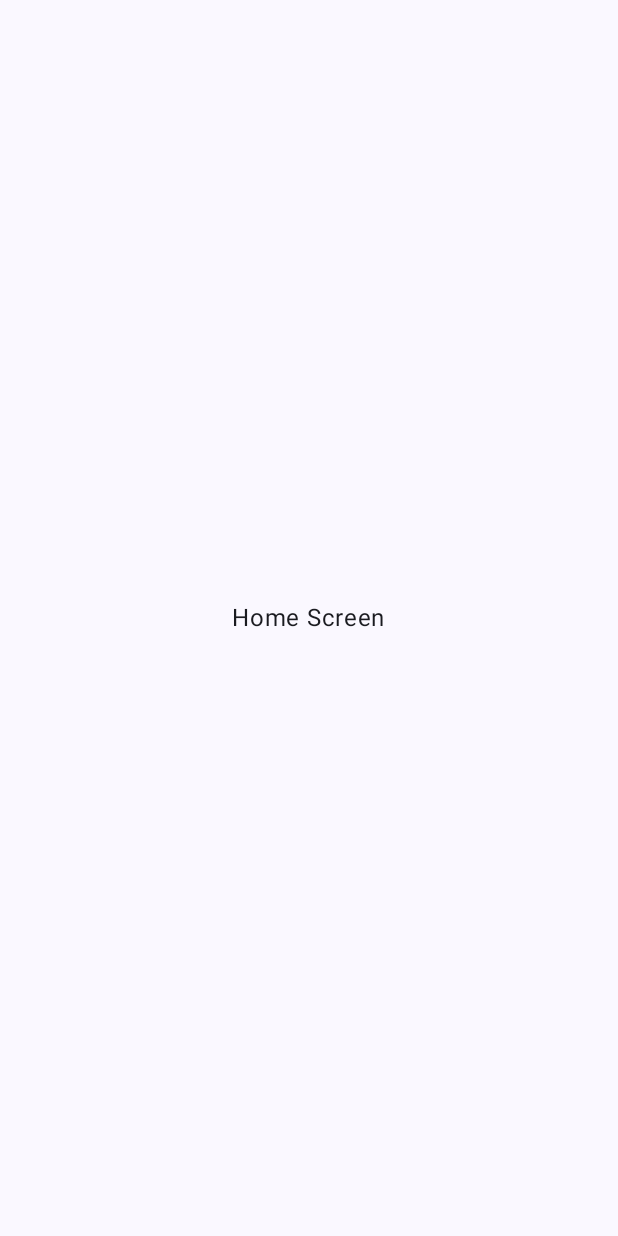
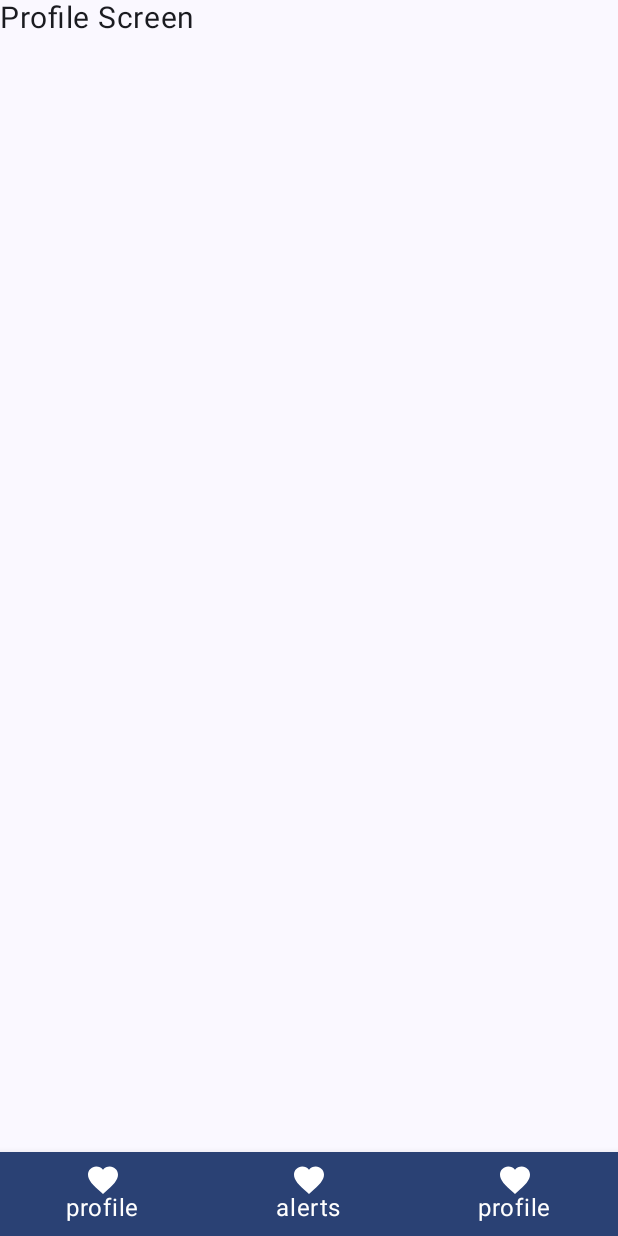
Before and after one commit to OscarEscamilla/SOSButtonApp, an Android app built with Jetpack Compose: the HomeScreen screen opened through its navigation route, on a phone screen of 412 x 824 dp. Before the commit the screen is almost empty. Run offline under Robolectric (Android 15) with nearby library versions, the phone set to English and light mode, and no system bars.

Commit message:
add: msterial2 navigation bar

```diff
--- a/app/build.gradle.kts
+++ b/app/build.gradle.kts
@@ -69,4 +69,5 @@ dependencies {
     debugImplementation("androidx.compose.ui:ui-test-manifest")
 
     implementation("androidx.navigation:navigation-compose:$nav_version")
+    implementation("androidx.compose.material:material:1.5.4")
 }
--- a/app/src/main/java/com/racso/sosbutton/MainActivity.kt
+++ b/app/src/main/java/com/racso/sosbutton/MainActivity.kt
@@ -3,7 +3,8 @@ package com.racso.sosbutton
 import android.os.Bundle
 import androidx.activity.ComponentActivity
 import androidx.activity.compose.setContent
-import com.racso.sosbutton.ui.navigation.Nav
+import androidx.navigation.compose.rememberNavController
+import com.racso.sosbutton.ui.navigation.RootNav
 import com.racso.sosbutton.ui.theme.SOSButtonTheme
 
 class MainActivity : ComponentActivity() {
@@ -12,7 +13,7 @@ class MainActivity : ComponentActivity() {
         super.onCreate(savedInstanceState)
         setContent {
             SOSButtonTheme {
-                Nav()
+                RootNav(navController = rememberNavController())
             }
         }
     }
--- /dev/null
+++ b/app/src/main/java/com/racso/sosbutton/ui/navigation/HomeNavGraph.kt
@@ -0,0 +1 @@
+package com.racso.sosbutton.ui.navigation
--- a/app/src/main/java/com/racso/sosbutton/ui/navigation/Nav.kt
+++ /dev/null
@@ -1,47 +0,0 @@
-package com.racso.sosbutton.ui.navigation
-
-import androidx.compose.runtime.Composable
-import androidx.navigation.NavController
-import androidx.navigation.NavGraphBuilder
-import androidx.navigation.compose.NavHost
-import androidx.navigation.compose.composable
-import androidx.navigation.compose.navigation
-import androidx.navigation.compose.rememberNavController
-import com.racso.sosbutton.ui.screens.home.HomeScreen
-import com.racso.sosbutton.ui.screens.onboarding.*
-
-@Composable
-fun Nav(){
-    val navController = rememberNavController()
-    NavHost(navController = navController, startDestination = "onboarding") {
-        onboardingGraph(navController)
-        authGraph(navController)
-        alertsGraph(navController)
-    }
-}
-
-
-fun NavGraphBuilder.onboardingGraph(navController: NavController){
-    navigation(route = "onboarding", startDestination = "onboarding_first"){
-        composable(route = "onboarding_first"){ OnboardingFirstScreen(navController) }
-        composable(route = "onboarding_second"){ OnboardingSecondScreen(navController) }
-        composable(route = "onboarding_third"){ OnboardingThirdScreen(navController) }
-    }
-}
-
-
-fun NavGraphBuilder.authGraph(navController: NavController){
-    navigation(route = "auth", startDestination = "login"){
-        composable(route = "login"){ /* TODO */ }
-        composable(route = "register"){  /* TODO */ }
-        composable(route = "password_recover"){ /* TODO */ }
-    }
-}
-
-fun NavGraphBuilder.alertsGraph(navController: NavController){
-    navigation(route = "alerts", startDestination = "home"){
-        composable(route = "home"){ HomeScreen(navController) }
-        composable(route = "profile"){ /* TODO */ }
-        composable(route = "config"){ /* TODO */ }
-    }
-}
--- /dev/null
+++ b/app/src/main/java/com/racso/sosbutton/ui/navigation/RootNav.kt
@@ -0,0 +1,44 @@
+package com.racso.sosbutton.ui.navigation
+
+import androidx.compose.runtime.Composable
+import androidx.navigation.NavController
+import androidx.navigation.NavGraphBuilder
+import androidx.navigation.NavHostController
+import androidx.navigation.compose.NavHost
+import androidx.navigation.compose.composable
+import androidx.navigation.compose.navigation
+import com.racso.sosbutton.ui.screens.home.HomeScreen
+import com.racso.sosbutton.ui.screens.onboarding.*
+
+@Composable
+fun RootNav(navController: NavHostController) {
+    NavHost(
+        navController = navController,
+        route = "root",
+        startDestination = "onboarding"
+    ) {
+        onboardingGraph(navController = navController)
+        authGraph(navController = navController)
+        composable(route = "home") {
+            HomeScreen()
+        }
+    }
+}
+
+
+fun NavGraphBuilder.onboardingGraph(navController: NavController) {
+    navigation(route = "onboarding", startDestination = "onboarding_first") {
+        composable(route = "onboarding_first") { OnboardingFirstScreen(navController) }
+        composable(route = "onboarding_second") { OnboardingSecondScreen(navController) }
+        composable(route = "onboarding_third") { OnboardingThirdScreen(navController) }
+    }
+}
+
+
+fun NavGraphBuilder.authGraph(navController: NavController) {
+    navigation(route = "auth", startDestination = "login") {
+        composable(route = "login") { /* TODO */ }
+        composable(route = "register") {  /* TODO */ }
+        composable(route = "password_recover") { /* TODO */ }
+    }
+}
--- a/app/src/main/java/com/racso/sosbutton/ui/screens/common/CustomButttons.kt
+++ b/app/src/main/java/com/racso/sosbutton/ui/screens/common/CustomButttons.kt
@@ -9,7 +9,7 @@ import androidx.navigation.NavController
 @Composable
 fun SkipOnboardingButton(navController: NavController, originDestination: String){
     Button(onClick = {
-        navController.navigate("alerts"){
+        navController.navigate("home"){
             popUpTo(originDestination){
                 inclusive = true
             }
--- /dev/null
+++ b/app/src/main/java/com/racso/sosbutton/ui/screens/home/AlertsScreen.kt
@@ -0,0 +1,25 @@
+package com.racso.sosbutton.ui.screens.home
+
+import androidx.compose.foundation.layout.Column
+import androidx.compose.foundation.layout.padding
+import androidx.compose.material3.ExperimentalMaterial3Api
+import androidx.compose.material3.Scaffold
+import androidx.compose.material3.Surface
+import androidx.compose.material3.Text
+import androidx.compose.runtime.Composable
+import androidx.compose.ui.Alignment
+import androidx.compose.ui.Modifier
+import androidx.compose.ui.unit.sp
+import androidx.navigation.NavHostController
+
+@OptIn(ExperimentalMaterial3Api::class)
+@Composable
+fun AlertsScreen(navController: NavHostController) {
+    Surface {
+        Scaffold() { padding ->
+            Column(modifier = Modifier.padding(padding), horizontalAlignment = Alignment.CenterHorizontally) {
+                Text(text = "Alerts Screen", fontSize = 20.sp)
+            }
+        }
+    }
+}
--- a/app/src/main/java/com/racso/sosbutton/ui/screens/home/HomeScreen.kt
+++ b/app/src/main/java/com/racso/sosbutton/ui/screens/home/HomeScreen.kt
@@ -1,30 +1,76 @@
 package com.racso.sosbutton.ui.screens.home
 
-import androidx.compose.foundation.layout.Arrangement
-import androidx.compose.foundation.layout.Column
-import androidx.compose.foundation.layout.fillMaxSize
+import androidx.annotation.StringRes
 import androidx.compose.foundation.layout.padding
+import androidx.compose.material.BottomNavigation
+import androidx.compose.material.BottomNavigationItem
+import androidx.compose.material.icons.Icons
+import androidx.compose.material.icons.filled.Favorite
 import androidx.compose.material3.ExperimentalMaterial3Api
+import androidx.compose.material3.Icon
+import androidx.compose.material3.MaterialTheme
 import androidx.compose.material3.Scaffold
 import androidx.compose.material3.Text
+import androidx.compose.material3.lightColorScheme
 import androidx.compose.runtime.Composable
-import androidx.compose.ui.Alignment
+import androidx.compose.runtime.getValue
 import androidx.compose.ui.Modifier
-import androidx.navigation.NavController
+import androidx.compose.ui.graphics.Color
+import androidx.compose.ui.res.stringResource
+import androidx.navigation.NavDestination.Companion.hierarchy
+import androidx.navigation.NavGraph.Companion.findStartDestination
+import androidx.navigation.NavHost
+import androidx.navigation.NavHostController
+import androidx.navigation.compose.NavHost
+import androidx.navigation.compose.composable
+import androidx.navigation.compose.currentBackStackEntryAsState
+import androidx.navigation.compose.rememberNavController
+import com.racso.sosbutton.R
 
 
 @OptIn(ExperimentalMaterial3Api::class)
 @Composable
-fun HomeScreen(navController: NavController) {
-    Scaffold { paddingValues ->
-        Column(
-            Modifier
-                .padding(paddingValues)
-                .fillMaxSize(),
-            verticalArrangement = Arrangement.Center,
-            horizontalAlignment = Alignment.CenterHorizontally
-        ) {
-            Text("Home Screen")
+fun HomeScreen(navController: NavHostController   = rememberNavController()) {
+    val items = listOf(
+        Screen.Profile,
+        Screen.FriendsList,
+        Screen.Settings
+    )
+    Scaffold(
+        bottomBar = {
+            BottomNavigation(backgroundColor = MaterialTheme.colorScheme.primary) {
+                val navBackStackEntry by navController.currentBackStackEntryAsState()
+                val currentDestination = navBackStackEntry?.destination
+                items.forEach { screen ->
+                    BottomNavigationItem(
+                        icon = { Icon(Icons.Filled.Favorite, contentDescription = null, tint = Color.White) },
+                        label = { Text(stringResource(screen.resourceId), color = Color.White) },
+                        selected = currentDestination?.hierarchy?.any { it.route == screen.route } == true,
+                        onClick = {
+                            navController.navigate(screen.route) {
+                                popUpTo(navController.graph.findStartDestination().id) {
+                                    saveState = true
+                                }
+                                launchSingleTop = true
+                                restoreState = true
+                            }
+                        }
+                    )
+                }
+            }
+        }
+    ) { innerPadding ->
+        NavHost(navController, startDestination = Screen.Profile.route, Modifier.padding(innerPadding)) {
+            composable(Screen.Profile.route) { ProfileScreen(navController) }
+            composable(Screen.FriendsList.route) { AlertsScreen(navController) }
+            composable(Screen.Settings.route) { SettingsScreen(navController) }
         }
     }
 }
+
+
+sealed class Screen(val route: String, @StringRes val resourceId: Int) {
+    object Profile : Screen("profile", R.string.profile)
+    object Settings : Screen("settings", R.string.profile)
+    object FriendsList : Screen("friendslist", R.string.friends_list)
+}
--- /dev/null
+++ b/app/src/main/java/com/racso/sosbutton/ui/screens/home/ProfileScreen.kt
@@ -0,0 +1,25 @@
+package com.racso.sosbutton.ui.screens.home
+
+import androidx.compose.foundation.layout.Column
+import androidx.compose.foundation.layout.padding
+import androidx.compose.material3.ExperimentalMaterial3Api
+import androidx.compose.material3.Scaffold
+import androidx.compose.material3.Surface
+import androidx.compose.material3.Text
+import androidx.compose.runtime.Composable
+import androidx.compose.ui.Alignment
+import androidx.compose.ui.Modifier
+import androidx.compose.ui.unit.sp
+import androidx.navigation.NavHostController
+
+@OptIn(ExperimentalMaterial3Api::class)
+@Composable
+fun ProfileScreen(navController: NavHostController) {
+    Surface {
+        Scaffold() { padding ->
+            Column(modifier = Modifier.padding(padding), horizontalAlignment = Alignment.CenterHorizontally) {
+                Text(text = "Profile Screen", fontSize = 20.sp)
+            }
+        }
+    }
+}
--- /dev/null
+++ b/app/src/main/java/com/racso/sosbutton/ui/screens/home/SettingsScreen.kt
@@ -0,0 +1,25 @@
+package com.racso.sosbutton.ui.screens.home
+
+import androidx.compose.foundation.layout.Column
+import androidx.compose.foundation.layout.padding
+import androidx.compose.material3.ExperimentalMaterial3Api
+import androidx.compose.material3.Scaffold
+import androidx.compose.material3.Surface
+import androidx.compose.material3.Text
+import androidx.compose.runtime.Composable
+import androidx.compose.ui.Alignment
+import androidx.compose.ui.Modifier
+import androidx.compose.ui.unit.sp
+import androidx.navigation.NavHostController
+
+@OptIn(ExperimentalMaterial3Api::class)
+@Composable
+fun SettingsScreen(navController: NavHostController) {
+    Surface {
+        Scaffold() { padding ->
+            Column(modifier = Modifier.padding(padding), horizontalAlignment = Alignment.CenterHorizontally) {
+                Text(text = "Settings Screen", fontSize = 20.sp)
+            }
+        }
+    }
+}
--- a/app/src/main/java/com/racso/sosbutton/ui/screens/onboarding/OnboardingThirdScreen.kt
+++ b/app/src/main/java/com/racso/sosbutton/ui/screens/onboarding/OnboardingThirdScreen.kt
@@ -43,7 +43,7 @@ fun OnboardingThirdScreen(navController: NavController) {
                 }
                 Spacer(Modifier.width(10.dp))
                 Button(onClick = {
-                    navController.navigate("alerts")
+                    navController.navigate("home")
                 }) {
                     Text(text = "next")
                 }
--- a/app/src/main/res/values/strings.xml
+++ b/app/src/main/res/values/strings.xml
@@ -1,3 +1,5 @@
 <resources>
     <string name="app_name">SOS Button</string>
+    <string name="friends_list">alerts</string>
+    <string name="profile">profile</string>
 </resources>
```
